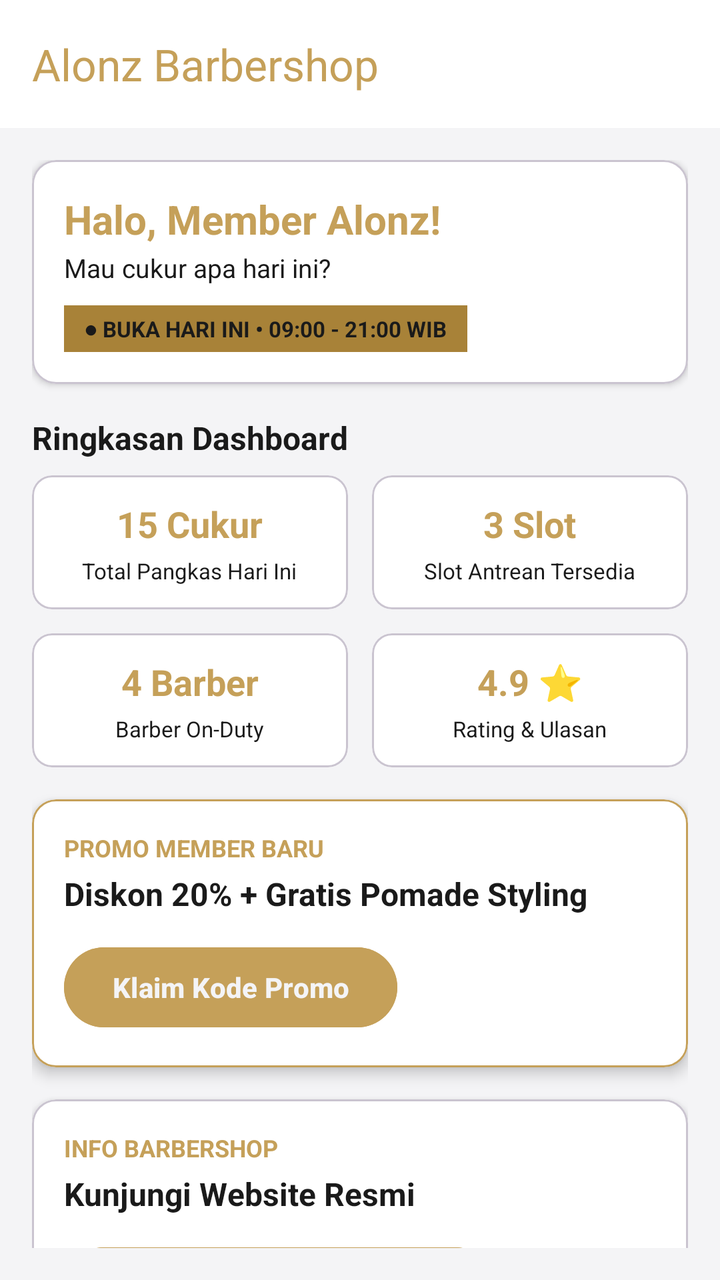
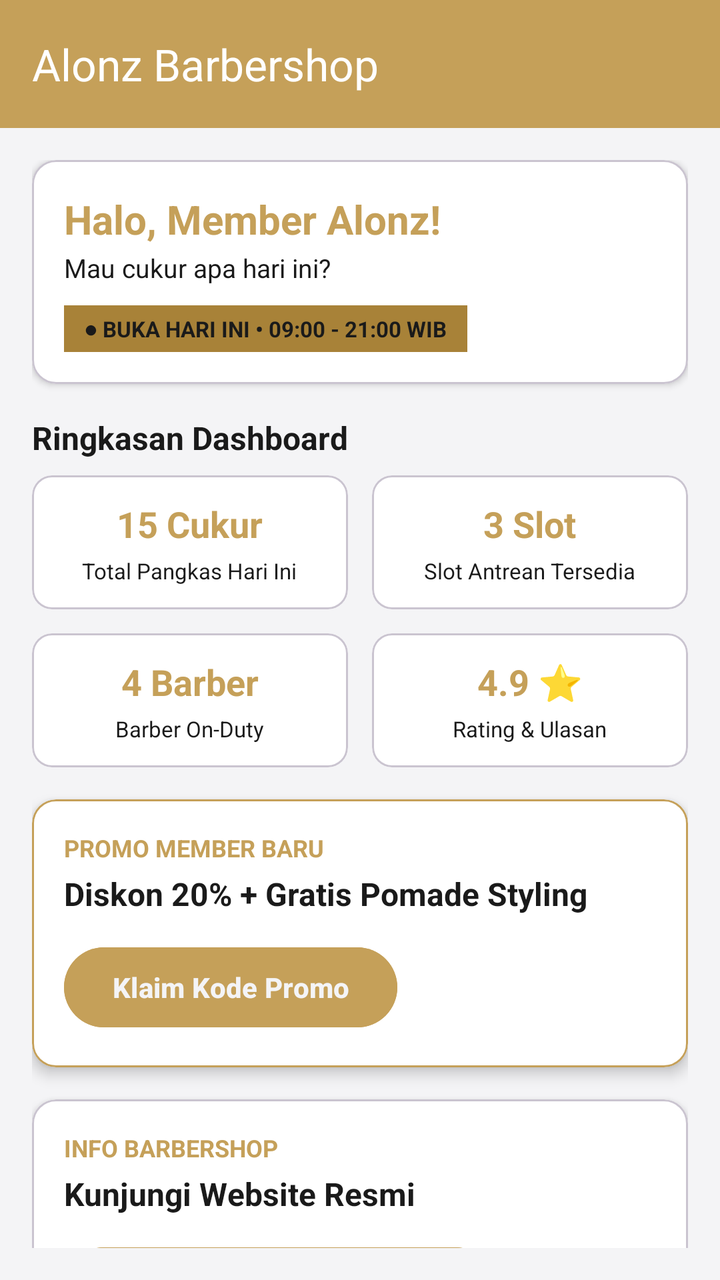

Before-and-after screenshots of an Android layout around one commit, followed by the original layout XML and the change that was made.
<!-- AndroidManifest.xml: application theme Theme.SLM_Doritos -->
<!-- res/layout/fragment_beranda.xml -->
<?xml version="1.0" encoding="utf-8"?>
<androidx.constraintlayout.widget.ConstraintLayout xmlns:android="http://schemas.android.com/apk/res/android"
    xmlns:app="http://schemas.android.com/apk/res-auto"
    android:layout_width="match_parent"
    android:layout_height="match_parent"
    android:background="@color/bg_dark">

    <androidx.appcompat.widget.Toolbar
        android:id="@+id/toolbar"
        android:layout_width="match_parent"
        android:layout_height="?attr/actionBarSize"
        android:background="@color/card_dark"
        app:layout_constraintEnd_toEndOf="parent"
        app:layout_constraintStart_toStartOf="parent"
        app:layout_constraintTop_toTopOf="parent"
        app:title="@string/app_name"
        app:titleTextColor="@color/gold_primary" />

    <androidx.core.widget.NestedScrollView
        android:layout_width="match_parent"
        android:layout_height="0dp"
        android:padding="16dp"
        app:layout_constraintBottom_toBottomOf="parent"
        app:layout_constraintTop_toBottomOf="@+id/toolbar">

        <LinearLayout
            android:layout_width="match_parent"
            android:layout_height="wrap_content"
            android:orientation="vertical">

            
            <com.google.android.material.card.MaterialCardView
                android:layout_width="match_parent"
                android:layout_height="wrap_content"
                android:layout_marginBottom="16dp"
                app:cardBackgroundColor="@color/card_dark"
                app:cardCornerRadius="12dp"
                app:cardElevation="2dp">

                <LinearLayout
                    android:layout_width="match_parent"
                    android:layout_height="wrap_content"
                    android:orientation="vertical"
                    android:padding="16dp">

                    <TextView
                        android:id="@+id/tvGreeting"
                        android:layout_width="wrap_content"
                        android:layout_height="wrap_content"
                        android:text="Halo, Member Alonz!"
                        android:textColor="@color/gold_primary"
                        android:textSize="20sp"
                        android:textStyle="bold" />

                    <TextView
                        android:layout_width="wrap_content"
                        android:layout_height="wrap_content"
                        android:layout_marginTop="2dp"
                        android:text="Mau cukur apa hari ini?"
                        android:textColor="@color/text_white"
                        android:textSize="13sp" />

                    
                    <TextView
                        android:layout_width="wrap_content"
                        android:layout_height="wrap_content"
                        android:layout_marginTop="10dp"
                        android:background="@color/gold_dark"
                        android:paddingHorizontal="10dp"
                        android:paddingVertical="4dp"
                        android:text="● BUKA HARI INI • 09:00 - 21:00 WIB"
                        android:textColor="@color/text_white"
                        android:textSize="11sp"
                        android:textStyle="bold" />

                </LinearLayout>

            </com.google.android.material.card.MaterialCardView>

            
            <TextView
                android:layout_width="wrap_content"
                android:layout_height="wrap_content"
                android:layout_marginBottom="8dp"
                android:text="Ringkasan Dashboard"
                android:textColor="@color/text_white"
                android:textSize="16sp"
                android:textStyle="bold" />

            
            <LinearLayout
                android:layout_width="match_parent"
                android:layout_height="wrap_content"
                android:layout_marginBottom="12dp"
                android:orientation="horizontal">

                
                <com.google.android.material.card.MaterialCardView
                    android:id="@+id/cardTotalPangkas"
                    android:layout_width="0dp"
                    android:layout_height="wrap_content"
                    android:layout_marginEnd="6dp"
                    android:layout_weight="1"
                    android:clickable="true"
                    android:focusable="true"
                    app:cardBackgroundColor="@color/card_dark"
                    app:cardCornerRadius="10dp">

                    <LinearLayout
                        android:layout_width="match_parent"
                        android:layout_height="wrap_content"
                        android:gravity="center"
                        android:orientation="vertical"
                        android:padding="12dp">

                        <TextView
                            android:layout_width="wrap_content"
                            android:layout_height="wrap_content"
                            android:text="15 Cukur"
                            android:textColor="@color/gold_primary"
                            android:textSize="18sp"
                            android:textStyle="bold" />

                        <TextView
                            android:layout_width="wrap_content"
                            android:layout_height="wrap_content"
                            android:layout_marginTop="4dp"
                            android:text="Total Pangkas Hari Ini"
                            android:textColor="@color/text_white"
                            android:textSize="11sp" />
                    </LinearLayout>
                </com.google.android.material.card.MaterialCardView>

                
                <com.google.android.material.card.MaterialCardView
                    android:id="@+id/cardSlotAntrean"
                    android:layout_width="0dp"
                    android:layout_height="wrap_content"
                    android:layout_marginStart="6dp"
                    android:layout_weight="1"
                    android:clickable="true"
                    android:focusable="true"
                    app:cardBackgroundColor="@color/card_dark"
                    app:cardCornerRadius="10dp">

                    <LinearLayout
                        android:layout_width="match_parent"
                        android:layout_height="wrap_content"
                        android:gravity="center"
                        android:orientation="vertical"
                        android:padding="12dp">

                        <TextView
                            android:layout_width="wrap_content"
                            android:layout_height="wrap_content"
                            android:text="3 Slot"
                            android:textColor="@color/gold_primary"
                            android:textSize="18sp"
                            android:textStyle="bold" />

                        <TextView
                            android:layout_width="wrap_content"
                            android:layout_height="wrap_content"
                            android:layout_marginTop="4dp"
                            android:text="Slot Antrean Tersedia"
                            android:textColor="@color/text_white"
                            android:textSize="11sp" />
                    </LinearLayout>
                </com.google.android.material.card.MaterialCardView>

            </LinearLayout>

            
            <LinearLayout
                android:layout_width="match_parent"
                android:layout_height="wrap_content"
                android:layout_marginBottom="16dp"
                android:orientation="horizontal">

                
                <com.google.android.material.card.MaterialCardView
                    android:id="@+id/cardBarberOnDuty"
                    android:layout_width="0dp"
                    android:layout_height="wrap_content"
                    android:layout_marginEnd="6dp"
                    android:layout_weight="1"
                    android:clickable="true"
                    android:focusable="true"
                    app:cardBackgroundColor="@color/card_dark"
                    app:cardCornerRadius="10dp">

                    <LinearLayout
                        android:layout_width="match_parent"
                        android:layout_height="wrap_content"
                        android:gravity="center"
                        android:orientation="vertical"
                        android:padding="12dp">

                        <TextView
                            android:layout_width="wrap_content"
                            android:layout_height="wrap_content"
                            android:text="4 Barber"
                            android:textColor="@color/gold_primary"
                            android:textSize="18sp"
                            android:textStyle="bold" />

                        <TextView
                            android:layout_width="wrap_content"
                            android:layout_height="wrap_content"
                            android:layout_marginTop="4dp"
                            android:text="Barber On-Duty"
                            android:textColor="@color/text_white"
                            android:textSize="11sp" />
                    </LinearLayout>
                </com.google.android.material.card.MaterialCardView>

                
                <com.google.android.material.card.MaterialCardView
                    android:id="@+id/cardRatingLayanan"
                    android:layout_width="0dp"
                    android:layout_height="wrap_content"
                    android:layout_marginStart="6dp"
                    android:layout_weight="1"
                    android:clickable="true"
                    android:focusable="true"
                    app:cardBackgroundColor="@color/card_dark"
                    app:cardCornerRadius="10dp">

                    <LinearLayout
                        android:layout_width="match_parent"
                        android:layout_height="wrap_content"
                        android:gravity="center"
                        android:orientation="vertical"
                        android:padding="12dp">

                        <TextView
                            android:layout_width="wrap_content"
                            android:layout_height="wrap_content"
                            android:text="4.9 ⭐"
                            android:textColor="@color/gold_primary"
                            android:textSize="18sp"
                            android:textStyle="bold" />

                        <TextView
                            android:layout_width="wrap_content"
                            android:layout_height="wrap_content"
                            android:layout_marginTop="4dp"
                            android:text="Rating &amp; Ulasan"
                            android:textColor="@color/text_white"
                            android:textSize="11sp" />
                    </LinearLayout>
                </com.google.android.material.card.MaterialCardView>

            </LinearLayout>

            
            <com.google.android.material.card.MaterialCardView
                android:layout_width="match_parent"
                android:layout_height="wrap_content"
                android:layout_marginBottom="16dp"
                app:cardBackgroundColor="@color/card_dark"
                app:cardCornerRadius="12dp"
                app:cardElevation="4dp"
                app:strokeColor="@color/gold_primary"
                app:strokeWidth="1dp">

                <LinearLayout
                    android:layout_width="match_parent"
                    android:layout_height="wrap_content"
                    android:orientation="vertical"
                    android:padding="16dp">

                    <TextView
                        android:layout_width="wrap_content"
                        android:layout_height="wrap_content"
                        android:text="PROMO MEMBER BARU"
                        android:textColor="@color/gold_primary"
                        android:textSize="12sp"
                        android:textStyle="bold" />

                    <TextView
                        android:layout_width="wrap_content"
                        android:layout_height="wrap_content"
                        android:layout_marginTop="4dp"
                        android:text="Diskon 20% + Gratis Pomade Styling"
                        android:textColor="@color/text_white"
                        android:textSize="16sp"
                        android:textStyle="bold" />

                    <Button
                        android:id="@+id/btnKlaimPromo"
                        android:layout_width="wrap_content"
                        android:layout_height="wrap_content"
                        android:layout_marginTop="12dp"
                        android:backgroundTint="@color/gold_primary"
                        android:text="Klaim Kode Promo"
                        android:textColor="@color/bg_dark"
                        android:textStyle="bold" />

                </LinearLayout>

            </com.google.android.material.card.MaterialCardView>

            
            <com.google.android.material.card.MaterialCardView
                android:layout_width="match_parent"
                android:layout_height="wrap_content"
                android:layout_marginBottom="16dp"
                app:cardBackgroundColor="@color/card_dark"
                app:cardCornerRadius="12dp"
                app:cardElevation="4dp">

                <LinearLayout
                    android:layout_width="match_parent"
                    android:layout_height="wrap_content"
                    android:orientation="vertical"
                    android:padding="16dp">

                    <TextView
                        android:layout_width="wrap_content"
                        android:layout_height="wrap_content"
                        android:text="INFO BARBERSHOP"
                        android:textColor="@color/gold_primary"
                        android:textSize="12sp"
                        android:textStyle="bold" />

                    <TextView
                        android:layout_width="wrap_content"
                        android:layout_height="wrap_content"
                        android:layout_marginTop="4dp"
                        android:text="Kunjungi Website Resmi"
                        android:textColor="@color/text_white"
                        android:textSize="16sp"
                        android:textStyle="bold" />

                    <Button
                        android:id="@+id/btnWebsite"
                        android:layout_width="wrap_content"
                        android:layout_height="wrap_content"
                        android:layout_marginTop="12dp"
                        android:backgroundTint="@color/gold_primary"
                        android:text="Buka Web Barbershop"
                        android:textColor="@color/bg_dark"
                        app:icon="@drawable/ic_web"
                        app:iconGravity="textStart"
                        app:iconTint="@color/bg_dark" />

                </LinearLayout>

            </com.google.android.material.card.MaterialCardView>

        </LinearLayout>

    </androidx.core.widget.NestedScrollView>

</androidx.constraintlayout.widget.ConstraintLayout>
<!-- resources referenced by this layout -->
<resources>
  <color name="bg_dark">#F4F4F6</color>
  <color name="card_dark">#FFFFFF</color>
  <color name="gold_dark">#A88238</color>
  <color name="gold_primary">#C5A059</color>
  <color name="text_white">#1A1A1A</color>
  <!-- drawable ic_web (drawable) -->
  <vector xmlns:android="http://schemas.android.com/apk/res/android"
      android:width="24dp"
      android:height="24dp"
      android:viewportWidth="24"
      android:viewportHeight="24">
    <path
        android:fillColor="@color/gold_primary"
        android:pathData="M12,2C6.48,2 2,6.48 2,12s4.48,10 10,10 10,-4.48 10,-10S17.52,2 12,2zM11,4.07c-3.06,0.44 -5.58,2.64 -6.52,5.56h3.69c0.23,-1.99 0.99,-3.83 2.19,-5.32zM11,11H4.07c-0.05,0.33 -0.07,0.66 -0.07,1s0.02,0.67 0.07,1H11v-2zM4.48,15h3.69c0.94,2.92 3.46,5.12 6.52,5.56 -1.2,-1.49 -1.96,-3.33 -2.19,-5.32zM13,4.07c1.2,1.49 1.96,3.33 2.19,5.32h3.69c-0.94,-2.92 -3.46,-5.12 -6.52,-5.56zM13,11v2h6.93c0.05,-0.33 0.07,-0.66 0.07,-1s-0.02,-0.67 -0.07,-1H13zM15.83,15c-0.23,1.99 -0.99,3.83 -2.19,5.32 3.06,-0.44 5.58,-2.64 6.52,-5.56h-3.69z"/>
  </vector>
  <string name="app_name">Alonz Barbershop</string>
  <style name="Theme.SLM_Doritos" parent="Base.Theme.SLM_Doritos" />
  <style name="Base.Theme.SLM_Doritos" parent="Theme.Material3.DayNight.NoActionBar">
          <item name="colorPrimary">@color/gold_primary</item>
          <item name="colorOnPrimary">@color/bg_dark</item>
          <item name="android:windowBackground">@color/bg_dark</item>
          <item name="android:textColorPrimary">@color/text_white</item>
      </style>
</resources>

<!-- the commit's change to res/layout/fragment_beranda.xml (unified diff, before → after) -->
@@ -9,12 +9,12 @@
         android:id="@+id/toolbar"
         android:layout_width="match_parent"
         android:layout_height="?attr/actionBarSize"
-        android:background="@color/card_dark"
+        android:background="?attr/colorPrimary"
         app:layout_constraintEnd_toEndOf="parent"
         app:layout_constraintStart_toStartOf="parent"
         app:layout_constraintTop_toTopOf="parent"
         app:title="@string/app_name"
-        app:titleTextColor="@color/gold_primary" />
+        app:titleTextColor="@android:color/white" />
 
     <androidx.core.widget.NestedScrollView
         android:layout_width="match_parent"
